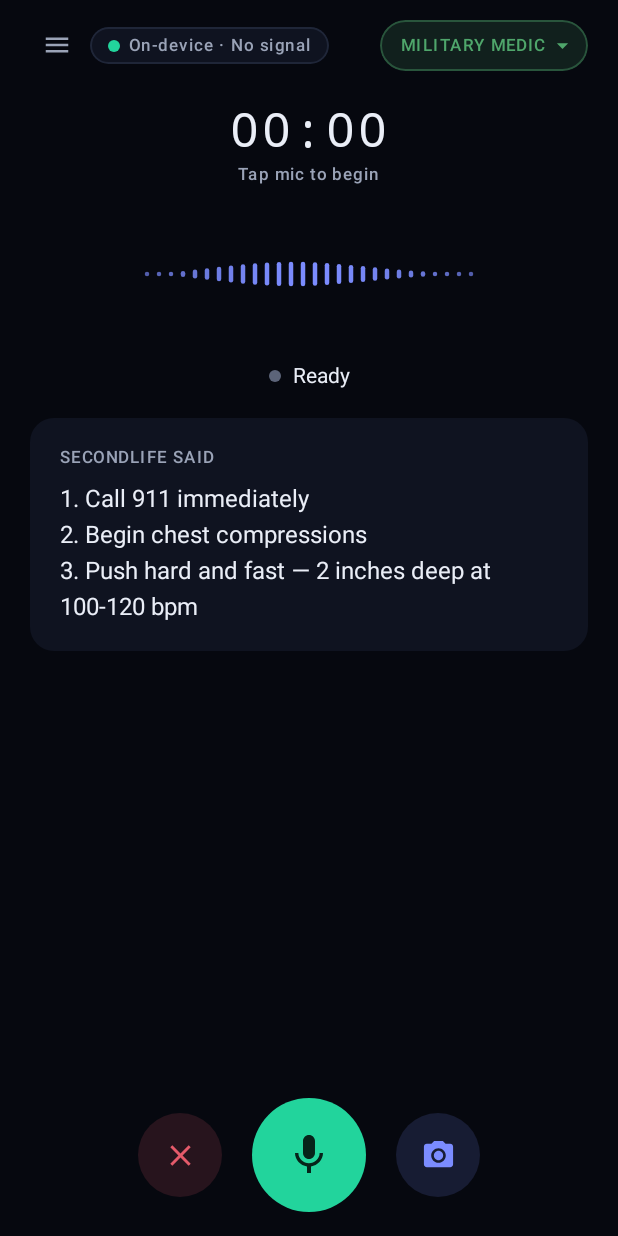
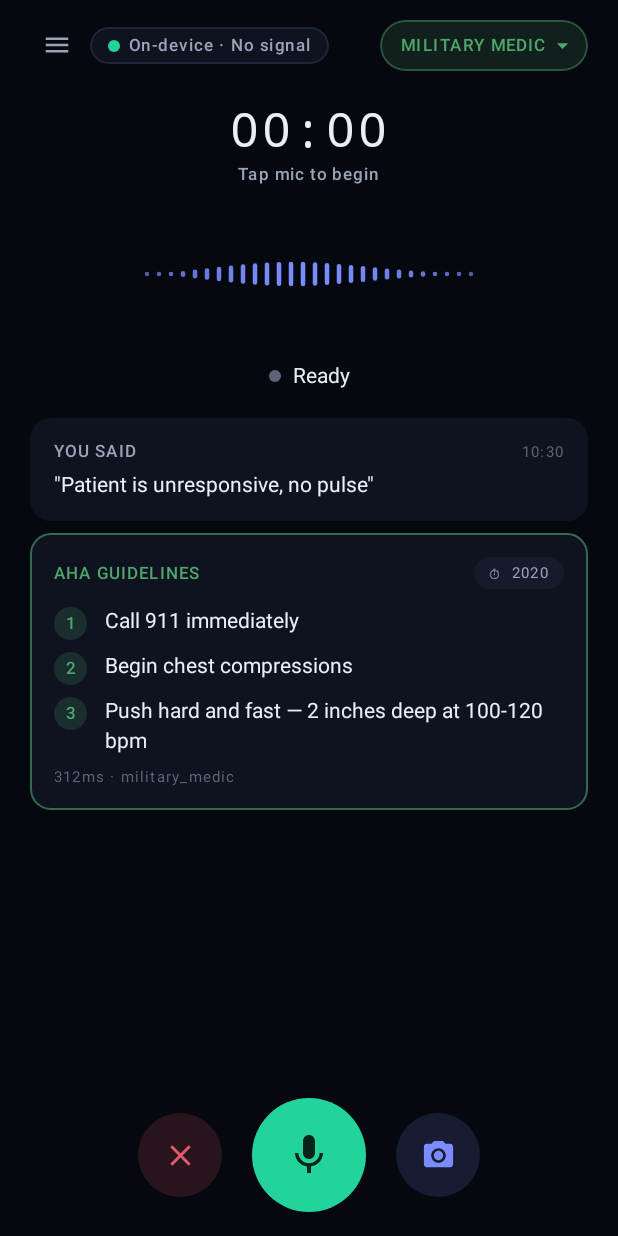
Before and after one commit to rmagesh-quml/SecondLife_GoogleHackathon, an Android app built with Jetpack Compose: the @Preview function PreviewMilitary, on a phone screen of 412 x 824 dp. Run offline under Robolectric (Android 15) with nearby library versions, the phone set to English and light mode, and no system bars.

Commit message:
fix(ui): scrollable thread + multi-turn conversation view
Two issues fixed:
- LazyColumn contentPadding was 16dp, items scrolled behind the 110dp
  floating action bar and were invisible. Raised to 120dp.
- Latest turn was split into a SpeakingCard above a reversed history
  list, making the conversation read backwards. All turns now flow
  chronologically inside the LazyColumn with auto-scroll to bottom.
- Pending turns show an animated ThinkingRow instead of nothing.
- Active ProtocolCard gets a stronger accent border (0.6 vs 0.2 alpha).
- Removed orphaned SpeakingCard and SectionDivider composables.

Co-Authored-By: Claude Sonnet 4.6 <noreply@anthropic.com>

```diff
--- a/android-app/src/main/java/com/secondlife/ui/MainScreen.kt
+++ b/android-app/src/main/java/com/secondlife/ui/MainScreen.kt
@@ -28,6 +28,7 @@ import androidx.compose.foundation.layout.size
 import androidx.compose.foundation.layout.width
 import androidx.compose.foundation.lazy.LazyColumn
 import androidx.compose.foundation.lazy.items
+import androidx.compose.foundation.lazy.rememberLazyListState
 import androidx.compose.foundation.shape.CircleShape
 import androidx.compose.foundation.shape.RoundedCornerShape
 import androidx.compose.material.icons.Icons
@@ -224,8 +225,13 @@ fun MainScreenContent(
     ) { padding ->
         Box(Modifier.fillMaxSize().padding(padding)) {
 
-            // Main vertical flow. The transcript is in a LazyColumn so it scrolls
-            // independently of the persistent header / waveform / action bar.
+            val listState = rememberLazyListState()
+            // Auto-scroll to the newest item whenever the transcript or partial text changes.
+            val scrollTarget = state.transcript.size + if (state.partialTranscript.isNotBlank() && state.isListening) 1 else 0
+            LaunchedEffect(scrollTarget) {
+                if (scrollTarget > 0) listState.animateScrollToItem(scrollTarget - 1)
+            }
+
             Column(
                 Modifier
                     .fillMaxSize()
@@ -269,41 +275,32 @@ fun MainScreenContent(
 
                 Spacer(Modifier.height(20.dp))
 
-                // Latest "is speaking" card — only when there is a response to surface.
-                state.latestResponse?.let {
-                    SpeakingCard(
-                        response   = it,
-                        isSpeaking = state.isSpeaking,
-                    )
-                    Spacer(Modifier.height(20.dp))
-                }
-
-                if (state.transcript.size > 1 || state.partialTranscript.isNotBlank()) {
-                    SectionDivider(label = "Guidance · Transcript")
-                    Spacer(Modifier.height(8.dp))
-                }
-
+                // Conversation thread — all turns in chronological order.
+                // Bottom padding clears the floating action bar (~110 dp).
                 LazyColumn(
+                    state               = listState,
                     modifier            = Modifier.weight(1f).fillMaxWidth(),
-                    contentPadding      = PaddingValues(bottom = 16.dp),
-                    verticalArrangement = Arrangement.spacedBy(12.dp),
+                    contentPadding      = PaddingValues(bottom = 120.dp),
+                    verticalArrangement = Arrangement.spacedBy(16.dp),
                 ) {
-                    // Pending partial-transcript card (before the model has even started)
+                    items(state.transcript, key = { it.id }) { turn ->
+                        val isLatest  = turn.id == state.transcript.lastOrNull()?.id
+                        TranscriptTurnView(
+                            turn      = turn,
+                            role      = state.role,
+                            isLatest  = isLatest,
+                            isLoading = isLatest && state.isThinking,
+                        )
+                    }
+                    // Partial-transcript card appended live while the user speaks.
                     if (state.partialTranscript.isNotBlank() && state.isListening) {
                         item("partial") {
                             YouSaidCard(
-                                text       = state.partialTranscript,
-                                timestamp  = null,
-                                isPartial  = true,
+                                text      = state.partialTranscript,
+                                timestamp = null,
+                                isPartial = true,
                             )
                         }
-                    }
-                    // Newest first, but skip the latest entry (already shown in SpeakingCard).
-                    val history = state.transcript
-                        .dropLast(1)
-                        .asReversed()
-                    items(history, key = { it.id }) { turn ->
-                        TranscriptTurnView(turn = turn, role = state.role)
                     }
                 }
             }
@@ -581,68 +578,56 @@ private fun StatusIndicator(label: String, color: Color) {
     }
 }
 
-// ── Speaking card (top, current response) ───────────────────────────────────
+// ── Transcript: one turn ────────────────────────────────────────────────────
 @Composable
-private fun SpeakingCard(
-    response:   SecondLifeResponse,
-    isSpeaking: Boolean,
+private fun TranscriptTurnView(
+    turn:      TranscriptTurn,
+    role:      String,
+    isLatest:  Boolean = false,
+    isLoading: Boolean = false,
 ) {
-    Card(
-        Modifier.fillMaxWidth(),
-        colors = CardDefaults.cardColors(containerColor = MaterialTheme.colorScheme.surface),
-        shape  = RoundedCornerShape(16.dp),
-    ) {
-        Column(Modifier.padding(20.dp)) {
-            Text(
-                text  = if (isSpeaking) "SecondLife is speaking".uppercase(Locale.US)
-                        else "SecondLife said".uppercase(Locale.US),
-                style = MaterialTheme.typography.labelMedium,
-                color = MaterialTheme.colorScheme.onSurfaceVariant,
-            )
-            Spacer(Modifier.height(12.dp))
-            Text(
-                text  = highlightKeyTerms(response.response),
-                style = MaterialTheme.typography.bodyLarge,
-                color = MaterialTheme.colorScheme.onSurface,
-            )
+    Column(verticalArrangement = Arrangement.spacedBy(8.dp)) {
+        YouSaidCard(text = turn.userText, timestamp = turn.createdAt)
+        when {
+            turn.response != null -> ProtocolCard(response = turn.response, role = role, isActive = isLatest)
+            isLoading             -> ThinkingRow()
         }
     }
 }
 
-// ── Section divider ─────────────────────────────────────────────────────────
 @Composable
-private fun SectionDivider(label: String) {
+private fun ThinkingRow() {
+    val transition = rememberInfiniteTransition(label = "thinking")
+    val alpha by transition.animateFloat(
+        initialValue  = 0.35f,
+        targetValue   = 1f,
+        animationSpec = infiniteRepeatable(tween(700, easing = LinearEasing), RepeatMode.Reverse),
+        label         = "dot-alpha",
+    )
+    val ext = LocalSecondLifeColors.current
     Row(
-        Modifier.fillMaxWidth(),
-        verticalAlignment     = Alignment.CenterVertically,
-        horizontalArrangement = Arrangement.Center,
+        Modifier
+            .fillMaxWidth()
+            .clip(RoundedCornerShape(14.dp))
+            .background(MaterialTheme.colorScheme.surface)
+            .padding(horizontal = 16.dp, vertical = 14.dp),
+        verticalAlignment = Alignment.CenterVertically,
     ) {
-        Box(
-            Modifier
-                .weight(1f)
-                .height(1.dp)
-                .background(MaterialTheme.colorScheme.outline)
+        Text(
+            text  = "THINKING",
+            style = MaterialTheme.typography.labelMedium,
+            color = ext.accentBlue.copy(alpha = alpha),
         )
-        Text(
-            text  = "  ${label.uppercase(Locale.US)}  ",
-            style = MaterialTheme.typography.labelSmall,
-            color = MaterialTheme.colorScheme.onSurfaceVariant,
-        )
-        Box(
-            Modifier
-                .weight(1f)
-                .height(1.dp)
-                .background(MaterialTheme.colorScheme.outline)
-        )
-    }
-}
-
-// ── Transcript: one turn ────────────────────────────────────────────────────
-@Composable
-private fun TranscriptTurnView(turn: TranscriptTurn, role: String) {
-    Column(verticalArrangement = Arrangement.spacedBy(8.dp)) {
-        YouSaidCard(text = turn.userText, timestamp = turn.createdAt)
-        turn.response?.let { ProtocolCard(response = it, role = role) }
+        Spacer(Modifier.width(10.dp))
+        repeat(3) {
+            Box(
+                Modifier
+                    .size(6.dp)
+                    .clip(CircleShape)
+                    .background(ext.accentBlue.copy(alpha = alpha))
+            )
+            Spacer(Modifier.width(4.dp))
+        }
     }
 }
 
@@ -686,18 +671,19 @@ private fun YouSaidCard(text: String, timestamp: Long?, isPartial: Boolean = fal
 }
 
 @Composable
-private fun ProtocolCard(response: SecondLifeResponse, role: String) {
-    val ext = LocalSecondLifeColors.current
+private fun ProtocolCard(response: SecondLifeResponse, role: String, isActive: Boolean = false) {
+    val ext    = LocalSecondLifeColors.current
     val accent = ext.colorForRole(role)
     val title  = protocolTitleFromCitation(response.citation)
     val source = sourceLabelFromCitation(response.citation)
     val steps  = parseNumberedSteps(response.response)
+    val borderAlpha = if (isActive) 0.6f else 0.2f
 
     Card(
         Modifier.fillMaxWidth(),
         colors = CardDefaults.cardColors(containerColor = MaterialTheme.colorScheme.surface),
         shape  = RoundedCornerShape(14.dp),
-        border = androidx.compose.foundation.BorderStroke(1.dp, accent.copy(alpha = 0.25f)),
+        border = androidx.compose.foundation.BorderStroke(1.dp, accent.copy(alpha = borderAlpha)),
     ) {
         Column(Modifier.padding(16.dp)) {
             Row(
```
